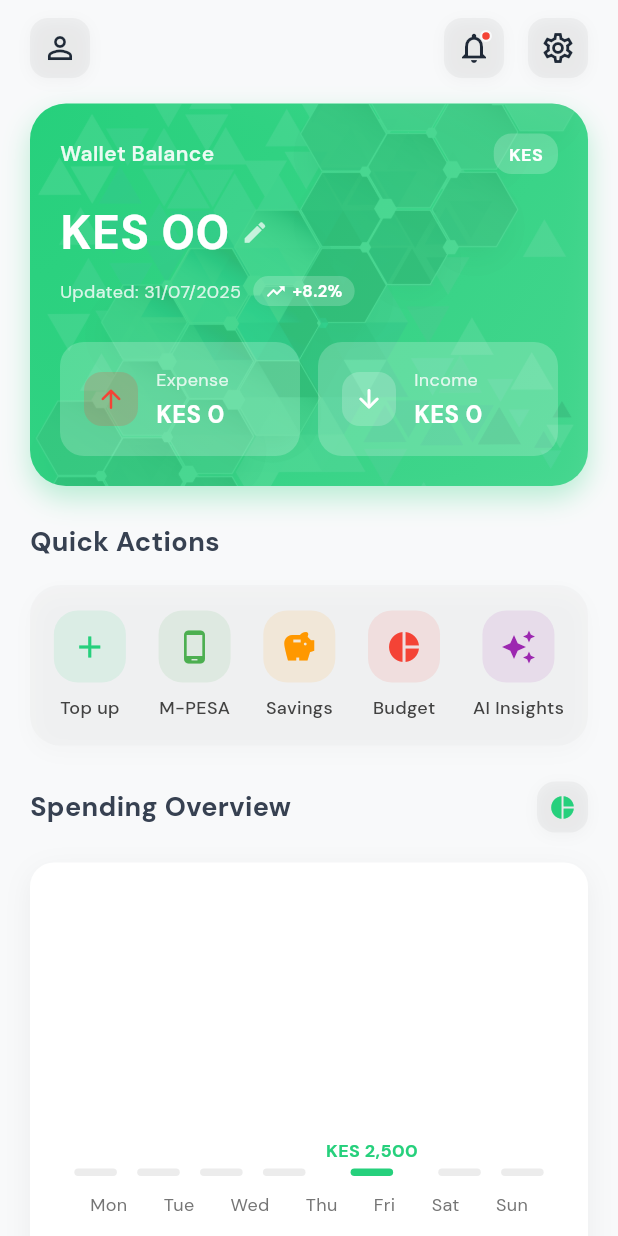
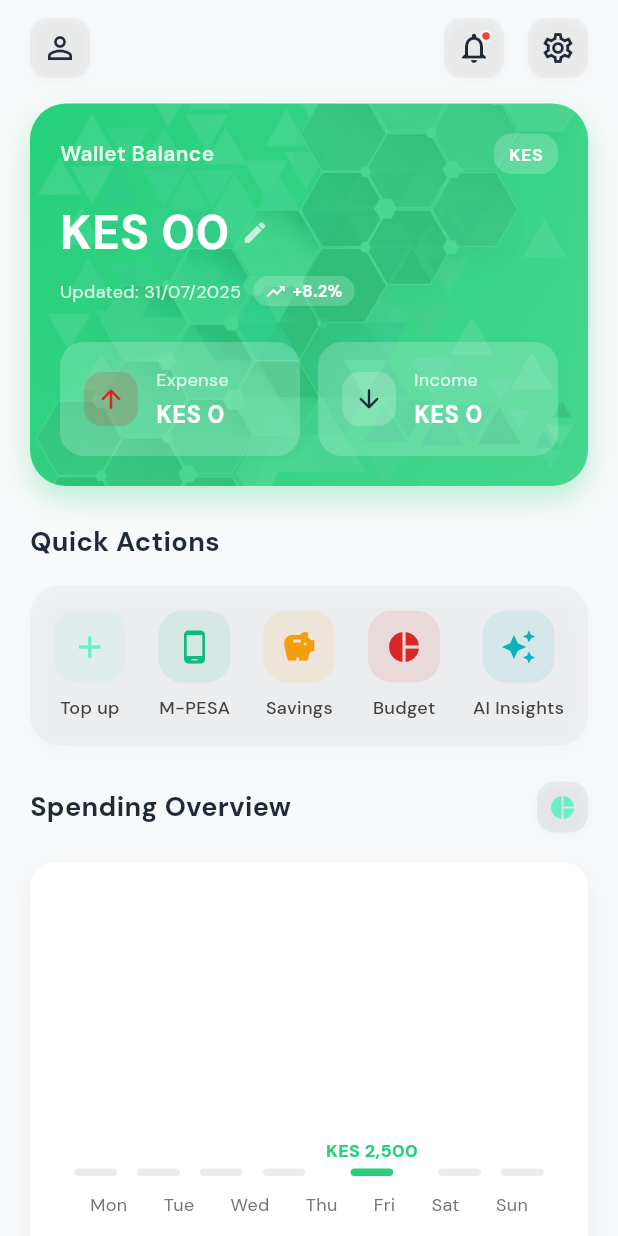
Before and after one commit to CHEGEBB/DailyDime, a Flutter app: the HomeScreen screen opened directly with empty values, on a phone screen of 412 x 824 dp. Run offline on Flutter 3.47's test engine with Material 3 defaults, Android fonts, the phone set to English and light mode, and no system bars; our stand-ins replace animate_do, appwrite, cached_network_image, device_info_plus, file_picker, fl_chart and 16 more; missing offline and left inert: another_telephony, workmanager; accounts and stored records are empty; network calls fail; project files that could hold a hidden picture were left out.

```diff
--- a/dailydime/lib/screens/home_screen.dart
+++ b/dailydime/lib/screens/home_screen.dart
@@ -1088,9 +1088,9 @@ class _HomeScreenState extends State<HomeScreen>
                                   Expanded(
                                     child: _buildWalletStatItem(
                                       icon: Icons.arrow_upward_rounded,
-                                      iconColor: Colors.red,
-                                      bgColor: Colors.white.withOpacity(0.2),
-                                      iconBgColor: Colors.red.withOpacity(0.2),
+                                      iconColor: themeService.errorColor,
+                                      bgColor: themeService.surfaceColor.withOpacity(0.2),
+                                      iconBgColor: themeService.errorColor.withOpacity(0.2),
                                       title: 'Expense',
                                       amount:
                                           'KES ${_calculateTotalExpenses()}',
@@ -1100,9 +1100,9 @@ class _HomeScreenState extends State<HomeScreen>
                                   Expanded(
                                     child: _buildWalletStatItem(
                                       icon: Icons.arrow_downward_rounded,
-                                      iconColor: Colors.white,
-                                      bgColor: Colors.white.withOpacity(0.2),
-                                      iconBgColor: Colors.white.withOpacity(
+                                      iconColor: themeService.textColor,
+                                      bgColor: themeService.surfaceColor.withOpacity(0.2),
+                                      iconBgColor: themeService.surfaceColor.withOpacity(
                                         0.2,
                                       ),
                                       title: 'Income',
@@ -1133,17 +1133,20 @@ class _HomeScreenState extends State<HomeScreen>
                         style: TextStyle(
                           fontSize: 18,
                           fontWeight: FontWeight.bold,
+                          color: themeService.textColor,
                         ),
                       ),
                       const SizedBox(height: 16),
                       Container(
                         padding: const EdgeInsets.all(5),
                         decoration: BoxDecoration(
-                          color: Colors.grey.withOpacity(0.05),
+                          color: themeService.subtextColor.withOpacity(0.05),
                           borderRadius: BorderRadius.circular(20),
                           boxShadow: [
                             BoxShadow(
-                              color: Colors.black.withOpacity(0.02),
+                              color: themeService.isDarkMode
+                                  ? Colors.black.withOpacity(0.3)
+                                  : Colors.black.withOpacity(0.02),
                               blurRadius: 10,
                               offset: const Offset(0, 5),
                             ),
@@ -1164,7 +1167,7 @@ class _HomeScreenState extends State<HomeScreen>
                                   _buildQuickAction(
                                     context,
                                     iconData: Icons.add,
-                                    iconColor: accentColor,
+                                    iconColor: themeService.accentColor,
                                     label: 'Top up',
                                     onTap: () {
                                       _showAddMoneyBottomSheet(context);
@@ -1173,7 +1176,7 @@ class _HomeScreenState extends State<HomeScreen>
                                   _buildQuickAction(
                                     context,
                                     iconData: Icons.phone_android,
-                                    iconColor: Colors.green,
+                                    iconColor: themeService.successColor,
                                     label: 'M-PESA',
                                     onTap: () {
                                       Navigator.push(
@@ -1187,21 +1190,21 @@ class _HomeScreenState extends State<HomeScreen>
                                   _buildQuickAction(
                                     context,
                                     iconData: Icons.savings,
-                                    iconColor: Colors.orange,
+                                    iconColor: themeService.warningColor,
                                     label: 'Savings',
                                     onTap: widget.onNavigateToSavings ?? () {},
                                   ),
                                   _buildQuickAction(
                                     context,
                                     iconData: Icons.pie_chart,
-                                    iconColor: Colors.red,
+                                    iconColor: themeService.errorColor,
                                     label: 'Budget',
                                     onTap: widget.onNavigateToBudget ?? () {},
                                   ),
                                   _buildQuickAction(
                                     context,
                                     iconData: Icons.auto_awesome,
-                                    iconColor: Colors.purple,
+                                    iconColor: themeService.secondaryColor,
                                     label: 'AI Insights',
                                     onTap: widget.onNavigateToAI ?? () {},
                                   ),
@@ -1216,7 +1219,7 @@ class _HomeScreenState extends State<HomeScreen>
                                 _buildQuickAction(
                                   context,
                                   iconData: Icons.add,
-                                  iconColor: accentColor,
+                                  iconColor: themeService.accentColor,
                                   label: 'Top up',
                                   onTap: () {
                                     _showAddMoneyBottomSheet(context);
@@ -1225,7 +1228,7 @@ class _HomeScreenState extends State<HomeScreen>
                                 _buildQuickAction(
                                   context,
                                   iconData: Icons.phone_android,
-                                  iconColor: Colors.green,
+                                  iconColor: themeService.successColor,
                                   label: 'M-PESA',
                                   onTap: () {
                                     Navigator.push(
@@ -1239,21 +1242,21 @@ class _HomeScreenState extends State<HomeScreen>
                                 _buildQuickAction(
                                   context,
                                   iconData: Icons.savings,
-                                  iconColor: Colors.orange,
+                                  iconColor: themeService.warningColor,
                                   label: 'Savings',
                                   onTap: widget.onNavigateToSavings ?? () {},
                                 ),
                                 _buildQuickAction(
                                   context,
                                   iconData: Icons.pie_chart,
-                                  iconColor: Colors.red,
+                                  iconColor: themeService.errorColor,
                                   label: 'Budget',
                                   onTap: widget.onNavigateToBudget ?? () {},
                                 ),
                                 _buildQuickAction(
                                   context,
                                   iconData: Icons.auto_awesome,
-                                  iconColor: Colors.purple,
+                                  iconColor: themeService.secondaryColor,
                                   label: 'AI Insights',
                                   onTap: widget.onNavigateToAI ?? () {},
                                 ),
@@ -1280,6 +1283,7 @@ class _HomeScreenState extends State<HomeScreen>
                             style: TextStyle(
                               fontSize: 18,
                               fontWeight: FontWeight.bold,
+                              color: themeService.textColor,
                             ),
                           ),
                           Row(
@@ -1293,11 +1297,13 @@ class _HomeScreenState extends State<HomeScreen>
                                 child: Container(
                                   padding: const EdgeInsets.all(8),
                                   decoration: BoxDecoration(
-                                    color: Colors.grey.withOpacity(0.1),
+                                    color: themeService.subtextColor.withOpacity(0.1),
                                     borderRadius: BorderRadius.circular(12),
                                     boxShadow: [
                                       BoxShadow(
-                                        color: Colors.black.withOpacity(0.03),
+                                        color: themeService.isDarkMode
+                                            ? Colors.black.withOpacity(0.3)
+                                            : Colors.black.withOpacity(0.03),
                                         blurRadius: 8,
                                         offset: const Offset(0, 2),
                                       ),
@@ -1308,7 +1314,7 @@ class _HomeScreenState extends State<HomeScreen>
                                         ? Icons.bar_chart
                                         : Icons.pie_chart,
                                     size: 18,
-                                    color: accentColor,
+                                    color: themeService.accentColor,
                                   ),
                                 ),
                               ),
@@ -1323,11 +1329,13 @@ class _HomeScreenState extends State<HomeScreen>
                       Container(
                         padding: const EdgeInsets.all(16),
                         decoration: BoxDecoration(
-                          color: Colors.white,
+                          color: themeService.cardColor,
                           borderRadius: BorderRadius.circular(16),
                           boxShadow: [
                             BoxShadow(
-                              color: Colors.black.withOpacity(0.05),
+                              color: themeService.isDarkMode
+                                  ? Colors.black.withOpacity(0.3)
+                                  : Colors.black.withOpacity(0.05),
                               blurRadius: 15,
                               offset: const Offset(0, 5),
                             ),
@@ -1361,13 +1369,14 @@ class _HomeScreenState extends State<HomeScreen>
                                           style: TextStyle(
                                             fontSize: 20,
                                             fontWeight: FontWeight.bold,
+                                            color: themeService.textColor,
                                           ),
                                         ),
                                         Text(
                                           'Total',
                                           style: TextStyle(
                                             fontSize: 14,
-                                            color: Colors.grey[600],
+                                            color: themeService.subtextColor,
                                           ),
                                         ),
                                       ],
@@ -1424,6 +1433,7 @@ class _HomeScreenState extends State<HomeScreen>
                             style: TextStyle(
                               fontSize: 18,
                               fontWeight: FontWeight.bold,
+                              color: themeService.textColor,
                             ),
                           ),
                           GestureDetector(
@@ -1434,13 +1444,13 @@ class _HomeScreenState extends State<HomeScreen>
                                 vertical: 6,
                               ),
                               decoration: BoxDecoration(
-                                color: accentColor.withOpacity(0.1),
+                                color: themeService.accentColor.withOpacity(0.1),
                                 borderRadius: BorderRadius.circular(20),
                               ),
                               child: Text(
                                 'See all',
                                 style: TextStyle(
-                                  color: accentColor,
+                                  color: themeService.accentColor,
                                   fontSize: 12,
                                   fontWeight: FontWeight.bold,
                                 ),
```
